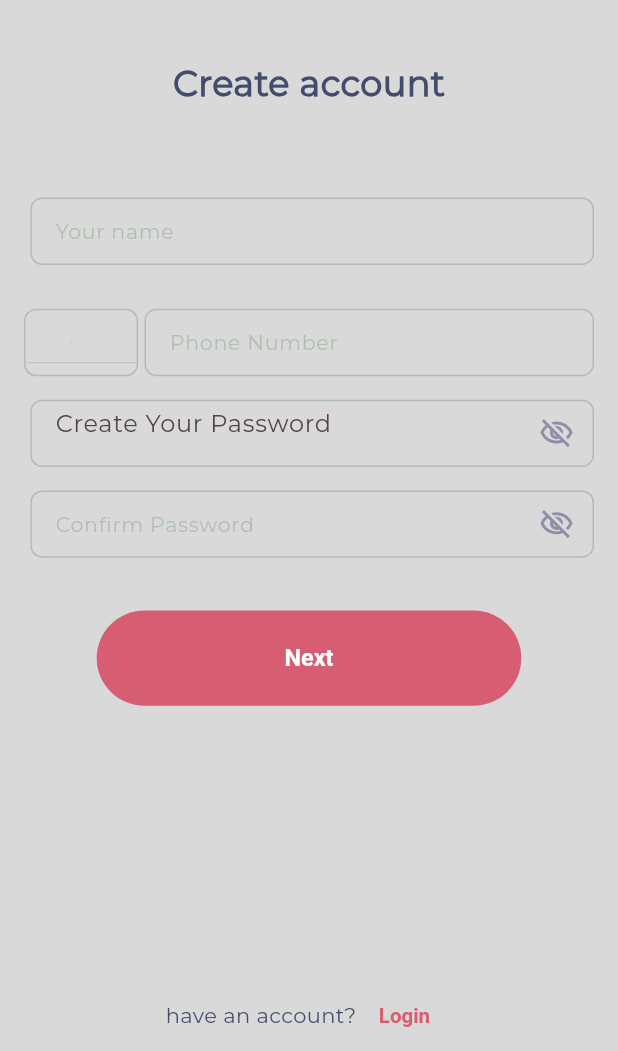
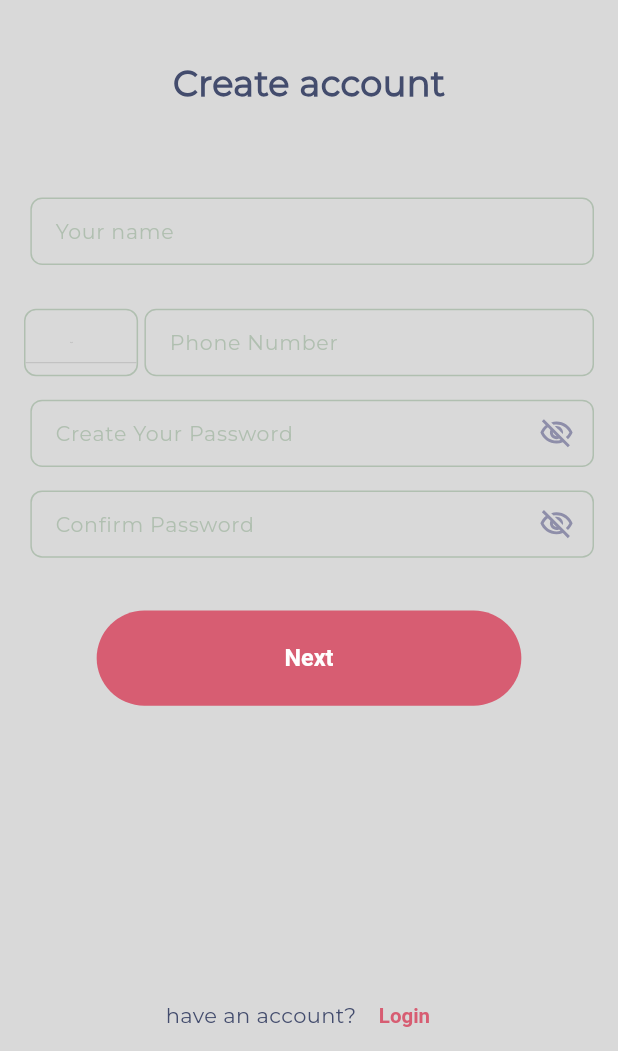
Before and after one commit to Ebrahim234/cosmetics_app, a Flutter app: the screen it shows after launch, on a phone screen of 412 x 824 dp, the part 185-1236 px from its top. Run offline on Flutter 3.47's test engine with Material 3 defaults, Android fonts, the phone set to English and light mode, and no system bars; our stand-ins replace circular_countdown_timer, flutter_screenutil, flutter_svg, google_maps_flutter, lottie, pin_code_fields.

Commit message:
adding lottie

```diff
--- a/lib/core/ui/app_image/view.dart
+++ b/lib/core/ui/app_image/view.dart
@@ -1,5 +1,6 @@
 import 'package:flutter/material.dart';
 import 'package:flutter_svg/flutter_svg.dart';
+import 'package:lottie/lottie.dart';
 
 class AppImage extends StatelessWidget {
   final String image;
@@ -34,7 +35,14 @@ class AppImage extends StatelessWidget {
         color: color,
         fit: fit,
       );
-    } else {
+    } else if(image.endsWith(".json")){
+return Lottie.asset("assets/lotties/$image",width: width,
+  height: height,
+  fit: fit,);
+    }
+
+
+    else {
       return Image.asset(
         "assets/images/$image",
         width: width,
--- a/lib/main.dart
+++ b/lib/main.dart
@@ -42,10 +42,10 @@ class MyApp extends StatelessWidget {
           ),
           inputDecorationTheme: InputDecorationTheme(
             contentPadding: EdgeInsets.symmetric(horizontal: 16.w),
-            hintStyle: TextStyle(color: const Color(0xff8E8EA9),fontWeight: FontWeight.w500,fontSize: 12.sp),
+            hintStyle: TextStyle(color: const Color(0xff8E8EA9),fontWeight: FontWeight.w400,fontSize: 12.sp),
             suffixIconColor: const Color(0xff8E8EA9),
             border: OutlineInputBorder(
-                borderSide: const BorderSide(color: Color(0x5A669066)),
+                borderSide: const BorderSide(color: Color(0x5AB4C3B4)),
                 borderRadius: BorderRadius.circular(25.r)
             ),
             labelStyle: const TextStyle(color: Color(0xff8E8EA9)),
--- a/lib/views/auth/create_account/view.dart
+++ b/lib/views/auth/create_account/view.dart
@@ -70,7 +70,7 @@ class CreateAccountView extends StatelessWidget {
               AppInput(withCountryCode: true, labeltext: "Phone Number"),
               SizedBox(height: 16.h),
               AppInput(
-                hinttext: 'Create Your Password',
+                labeltext: 'Create Your Password',
                 borderradius: 8.r,
                 withCountryCode: false,
                 isPassword: true,
--- a/lib/views/auth/password_success_dialog/view.dart
+++ b/lib/views/auth/password_success_dialog/view.dart
@@ -1,6 +1,7 @@
 import 'package:cosmetics/core/logic/helper_method.dart';
 import 'package:cosmetics/core/ui/app_button/view.dart';
 import 'package:cosmetics/core/ui/app_image/view.dart';
+import 'package:cosmetics/views/auth/login/view.dart';
 import 'package:cosmetics/views/home/view.dart';
 import 'package:flutter/material.dart';
 import 'package:flutter_screenutil/flutter_screenutil.dart';
@@ -17,7 +18,7 @@ class PasswordSuccessDialogView extends StatelessWidget {
       ),
       title: Column(
         children: [
-          AppImage(image: "success_check.png", height: 100.h, width: 100.w),
+          AppImage(image: "success.json", height: 100, width: 100,fit: BoxFit.contain),
           SizedBox(height: 26.h,),
           Text.rich(textAlign: TextAlign.center,
               TextSpan(
@@ -27,7 +28,7 @@ class PasswordSuccessDialogView extends StatelessWidget {
               ]
             )),
           SizedBox(height: 26.h,),
-          AppButton(title: "Go to home", width: 268.w,onPressed: (){goTo(HomeView());},)
+          AppButton(title: "Go to home", width: 268.w,onPressed: (){goTo(LoginView());},)
         ],
       ),
     );
--- a/pubspec.yaml
+++ b/pubspec.yaml
@@ -19,6 +19,7 @@ dependencies:
   google_maps_flutter: ^2.13.1
   flutter_screenutil: ^5.9.3
   flutter_intl_phone_field: ^0.0.7
+  lottie: ^3.3.2
 
 dev_dependencies:
   flutter_test:
@@ -26,14 +27,14 @@ dev_dependencies:
   flutter_lints: ^5.0.0
 
 
-
-# The following section is specific to Flutter packages.
 flutter:
   uses-material-design: true
   assets:
     - assets/images/
     - assets/svg/
     - assets/fonts/
+    - assets/lotties/
+
 
 
   fonts:
```
Also changed, not shown: assets/lotties/success.json (added, +1 -0 lines), lib/views/auth/account_success_dialog/view.dart (+5 -3 lines), pubspec.lock.
